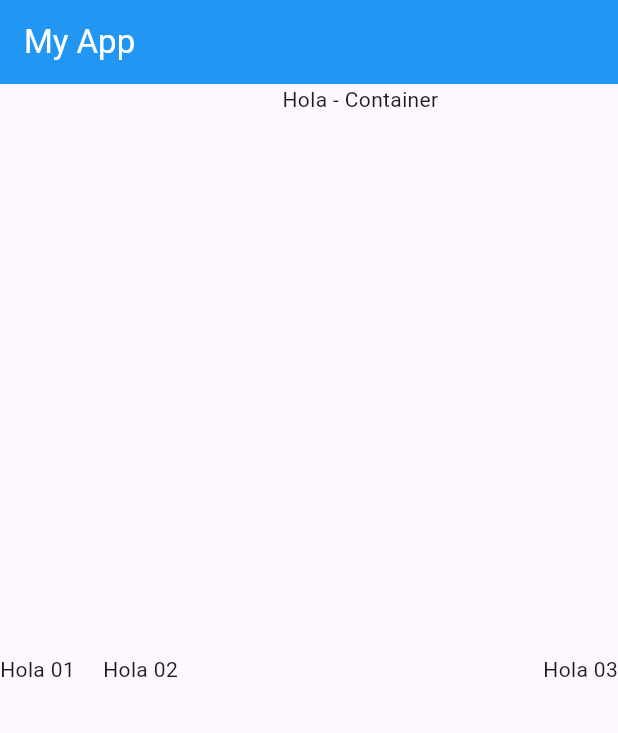
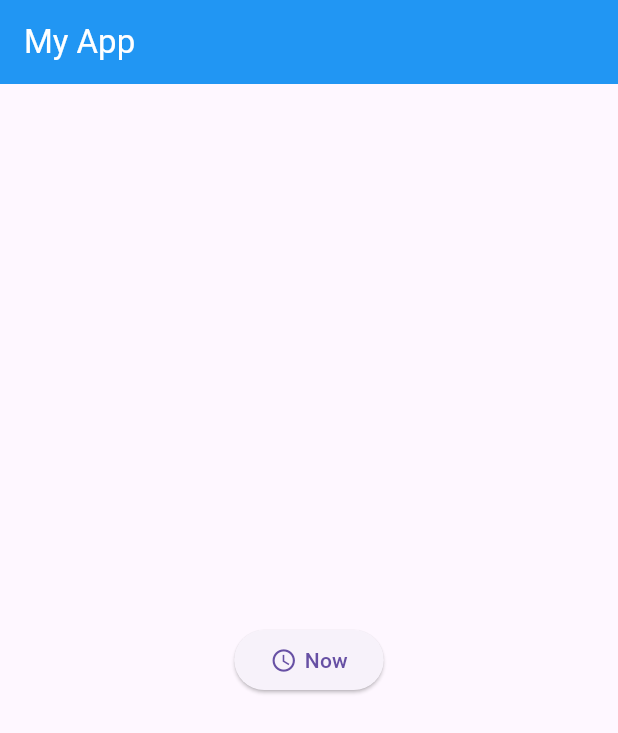
Before and after one commit to afperdomo2/introduccion-flutter, a Flutter app: the screen it shows after launch, on a phone screen of 412 x 824 dp. Shown: the top 733 px of the screen. Run offline on Flutter 3.47's test engine with Material 3 defaults, Android fonts, the phone set to English and light mode, and no system bars.

Commit message:
Crea un botón que ejecuta una función

```diff
--- a/lib/main.dart
+++ b/lib/main.dart
@@ -37,21 +37,24 @@
         backgroundColor: Colors.blue,
         foregroundColor: Colors.white,
       ),
-        body: Row(
-          mainAxisAlignment: MainAxisAlignment.spaceBetween,
-          crossAxisAlignment: CrossAxisAlignment.end,
-          mainAxisSize: MainAxisSize.max,
+      body: Center(
+        child: ElevatedButton(
+          child: const Row(
+            mainAxisSize: MainAxisSize.min,
             children: [
-            const Text("Hola 01"),
-            const Text("Hola 02"),
-            Container(
-              height: 400,
-              width: MediaQuery.of(context).size.width * 0.5,
-              child:
-                  const Text("Hola - Container", textAlign: TextAlign.center),
+              Icon(Icons.access_time),
+              SizedBox(
+                width: 5,
               ),
-            const Text("Hola 03"),
+              Text("Now")
             ],
-        ));
+          ),
+          onPressed: () {
+            var t = DateTime.now();
+            print(t);
+          },
+        ),
+      ),
+    );
   }
 }
```
Lines whose indentation alone changed are shown as unchanged.
